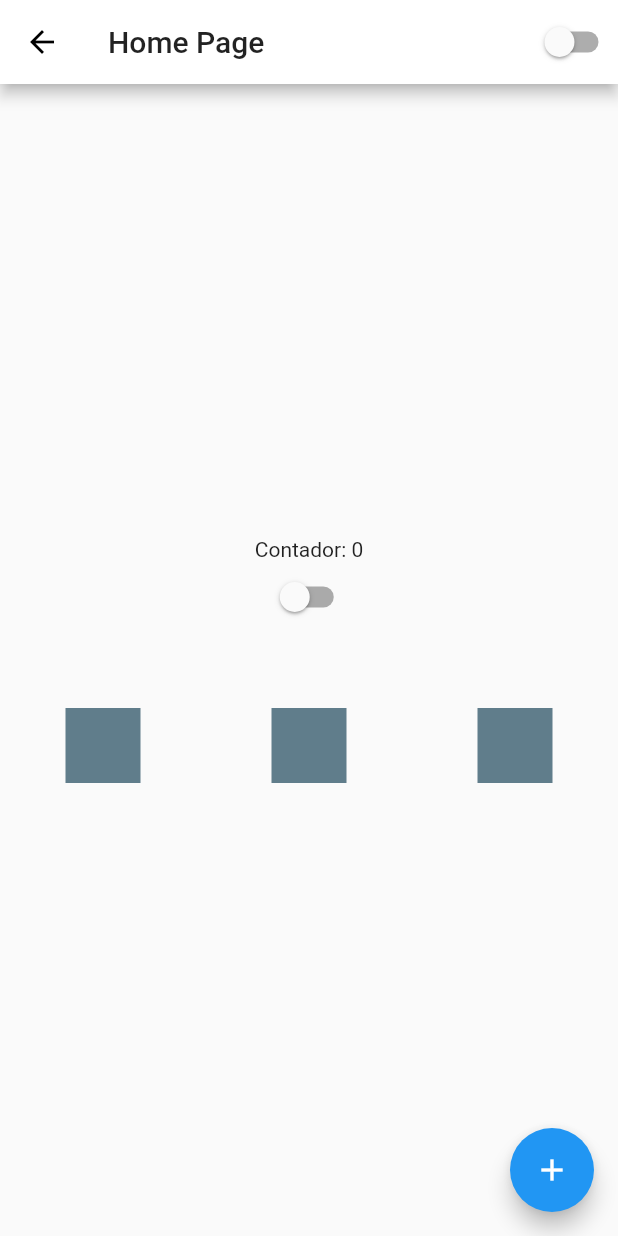
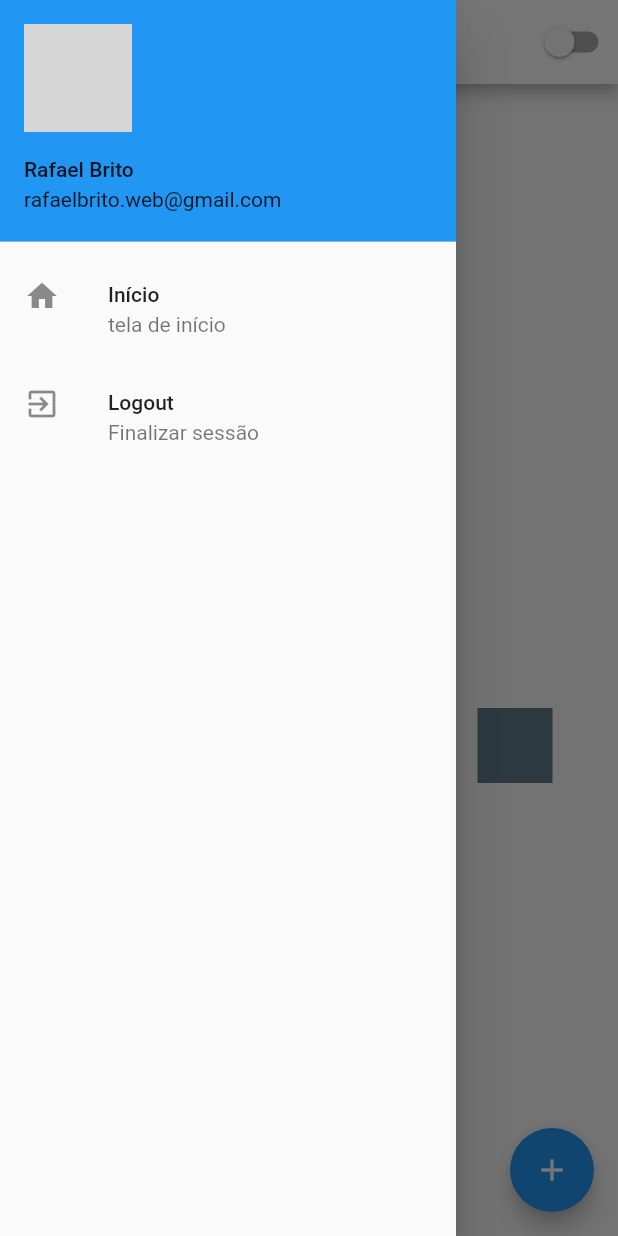
Before and after one commit to Britoweb/flutterando, a Flutter app: the HomePage screen opened by its route, with the side drawer open (before the commit the screen has no drawer), on a phone screen of 412 x 824 dp. Run offline on Flutter 3.47's test engine with Material 2 defaults, Android fonts, the phone set to English and light mode, and no system bars; network calls fail; grey boxes are pictures that could not be loaded.

Commit message:
Fim aula 25

```diff
--- a/lib/home_page.dart
+++ b/lib/home_page.dart
@@ -15,6 +15,33 @@ class HomePageState extends State<HomePage> {
   @override
   Widget build(BuildContext context) {
     return Scaffold(
+      drawer: Drawer(
+        child: Column(
+          children: [
+            UserAccountsDrawerHeader(
+              currentAccountPicture: Image.network(
+                'https://w7.pngwing.com/pngs/524/696/png-transparent-computer-icons-user-symbol-symbol-miscellaneous-black-computer-icons.png'),
+              accountName: Text('Rafael Brito'),
+              accountEmail: Text('rafaelbrito.web@gmail.com')),
+            ListTile(
+              leading: Icon(Icons.home),
+              title: Text('Início'),
+              subtitle: Text('tela de início'),
+              onTap: () {
+                print('home');
+              },
+            ),
+            ListTile(
+              leading: Icon(Icons.exit_to_app),
+              title: Text('Logout'),
+              subtitle: Text('Finalizar sessão'),
+              onTap: () {
+                Navigator.of(context).pushReplacementNamed('/');
+              },
+            ),
+          ],
+        ),
+      ),
       appBar: AppBar(
         title: Text('Home Page'),
         actions: [
@@ -50,7 +77,6 @@ class HomePageState extends State<HomePage> {
                   color: Colors.blueGrey,
                 ),
               ],
-
             ),
           ],
         ),
@@ -67,16 +93,13 @@ class HomePageState extends State<HomePage> {
   }
 }
 
-
 class CustomSwitch extends StatelessWidget {
-
   @override
   Widget build(BuildContext context) {
     return Switch(
         value: AppController.instance.isDartTheme,
         onChanged: (value) {
           AppController.instance.changeTheme();
-          }
-        );
+        });
   }
 }
```
Lines whose indentation alone changed are shown as unchanged.
